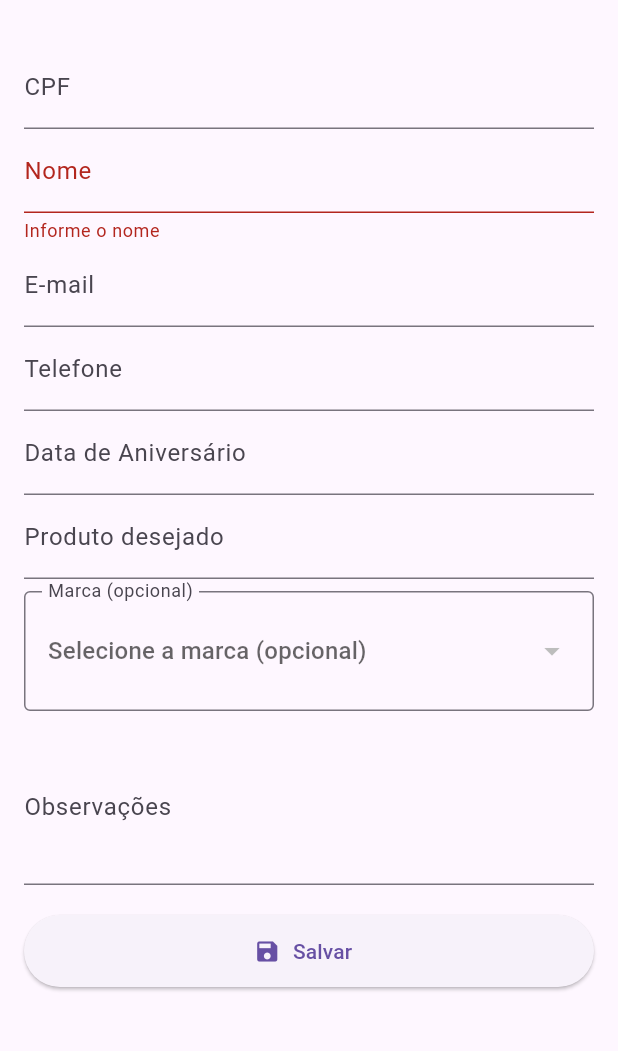
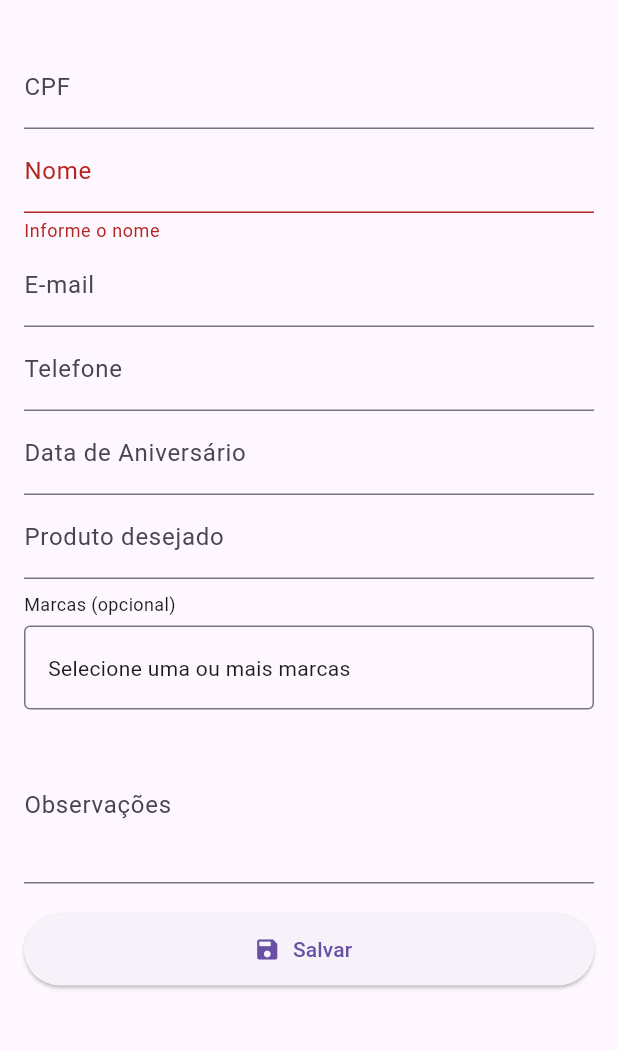
Before and after one commit to PJosquin/cadastro_clientes_final, a Flutter app: the CadastroPage screen opened directly, after a tap on "Salvar", on a phone screen of 412 x 824 dp, the part 63-1114 px from its top. Run offline on Flutter 3.47's test engine with Material 3 defaults, Android fonts, the light colour scheme and no system bars; our stand-ins replace cloud_firestore, firebase_core, flutter_masked_text2, font_awesome_flutter, mask_text_input_formatter; missing offline and left inert: mobile_scanner, qr_code_scanner; accounts and stored records are empty.

Commit message:
v8.1.1-estavel — multimarcas no editor, botão histórico restaurado, capitalização de nome corrigida

```diff
--- a/lib/cadastro_page.dart
+++ b/lib/cadastro_page.dart
@@ -24,9 +24,9 @@ class _CadastroPageState extends State<CadastroPage> {
   final produtoController = TextEditingController();
   final observacoesController = TextEditingController();
 
-  // Marca (dropdown opcional)
-  String? _marcaSelecionada;
+  // Marcas
   List<String> _todasMarcas = [];
+  List<String> _marcasSelecionadas = [];
 
   @override
   void initState() {
@@ -70,8 +70,8 @@ class _CadastroPageState extends State<CadastroPage> {
   }
 
   void _mostrarSheetWhatsapp({
-    required String telefoneBr, // ex: (21) 99999-0000
-    required String nome,       // nome do cliente
+    required String telefoneBr,
+    required String nome,
   }) {
     final telDigits = _somenteDigitos(telefoneBr);
     if (telDigits.isEmpty) {
@@ -80,7 +80,6 @@ class _CadastroPageState extends State<CadastroPage> {
       );
       return;
     }
-    // E.164 simples para BR: 55 + DDD + número
     final telefoneE164 = telDigits.length >= 10 ? '55$telDigits' : telDigits;
 
     final controllerMensagem = TextEditingController(
@@ -151,9 +150,7 @@ class _CadastroPageState extends State<CadastroPage> {
       setState(() {
         _todasMarcas = lista;
       });
-    } catch (_) {
-      // Se falhar, mantém lista vazia e segue sem travar a tela
-    }
+    } catch (_) {/* segue sem travar */}
   }
 
   Future<void> _salvarCliente() async {
@@ -161,15 +158,17 @@ class _CadastroPageState extends State<CadastroPage> {
 
     final cpf = cpfController.text.trim();
     final nomeCru = nomeController.text.trim();
-    final nome = _capitalizarNome(nomeCru); // capitaliza na gravação
-    nomeController.text = nome; // reflete na UI
+    final nome = _capitalizarNome(nomeCru);
+    nomeController.text = nome;
 
     final email = emailController.text.trim();
     final telefone = telefoneController.text.trim();
     final aniversario = aniversarioController.text.trim();
     final produto = produtoController.text.trim();
     final observacoes = observacoesController.text.trim();
-    final marca = (_marcaSelecionada ?? '').trim();
+
+    // Compat: 'marca' = primeira marca (ou vazio); 'marcas' = array completo
+    final marcaCompat = _marcasSelecionadas.isNotEmpty ? _marcasSelecionadas.first : '';
 
     try {
       await FirebaseFirestore.instance.collection('clientes').add({
@@ -179,7 +178,8 @@ class _CadastroPageState extends State<CadastroPage> {
         'telefone': telefone,
         'aniversario': aniversario,
         'produto': produto,
-        'marca': marca, // compat com telas antigas
+        'marca': marcaCompat,            // <= compat com telas antigas
+        'marcas': _marcasSelecionadas,   // <= novo campo multi
         'observacoes': observacoes,
         'dataCadastro': Timestamp.now(),
       });
@@ -192,13 +192,12 @@ class _CadastroPageState extends State<CadastroPage> {
         ),
       );
 
-      // 👉 Mostrar opção de WhatsApp ANTES de limpar os campos
       _mostrarSheetWhatsapp(
         telefoneBr: telefone,
         nome: nome,
       );
 
-      // Limpa tudo após acionar a folha de WhatsApp
+      // Limpar
       _formKey.currentState!.reset();
       cpfController.updateText('');
       telefoneController.updateText('');
@@ -208,7 +207,7 @@ class _CadastroPageState extends State<CadastroPage> {
       produtoController.clear();
       observacoesController.clear();
       setState(() {
-        _marcaSelecionada = null;
+        _marcasSelecionadas = [];
       });
     } catch (e) {
       if (!mounted) return;
@@ -216,6 +215,123 @@ class _CadastroPageState extends State<CadastroPage> {
         SnackBar(content: Text('Erro ao salvar: $e')),
       );
     }
+  }
+
+  // ---- UI multi-marcas (sem mexer no restante do layout) ----
+  void _abrirSeletorMarcas() {
+    final selecionadasTemp = Set<String>.from(_marcasSelecionadas);
+
+    showModalBottomSheet(
+      context: context,
+      showDragHandle: true,
+      isScrollControlled: true,
+      builder: (ctx) {
+        return SafeArea(
+          child: Padding(
+            padding: EdgeInsets.only(
+              left: 16, right: 16, top: 8,
+              bottom: 16 + MediaQuery.of(ctx).viewInsets.bottom,
+            ),
+            child: Column(
+              mainAxisSize: MainAxisSize.min,
+              children: [
+                const Text(
+                  'Selecione uma ou mais marcas',
+                  style: TextStyle(fontWeight: FontWeight.bold),
+                ),
+                const SizedBox(height: 8),
+                SizedBox(
+                  height: 320,
+                  child: _todasMarcas.isEmpty
+                      ? const Center(child: CircularProgressIndicator())
+                      : ListView.builder(
+                          itemCount: _todasMarcas.length,
+                          itemBuilder: (c, i) {
+                            final m = _todasMarcas[i];
+                            final marcado = selecionadasTemp.contains(m);
+                            return CheckboxListTile(
+                              value: marcado,
+                              title: Text(m),
+                              onChanged: (v) {
+                                if (v == true) {
+                                  selecionadasTemp.add(m);
+                                } else {
+                                  selecionadasTemp.remove(m);
+                                }
+                                // força rebuild do bottom-sheet
+                                (ctx as Element).markNeedsBuild();
+                              },
+                            );
+                          },
+                        ),
+                ),
+                const SizedBox(height: 8),
+                Row(
+                  children: [
+                    Expanded(
+                      child: OutlinedButton(
+                        onPressed: () => Navigator.pop(ctx),
+                        child: const Text('Cancelar'),
+                      ),
+                    ),
+                    const SizedBox(width: 12),
+                    Expanded(
+                      child: ElevatedButton(
+                        onPressed: () {
+                          setState(() {
+                            _marcasSelecionadas = selecionadasTemp.toList()..sort();
+                          });
+                          Navigator.pop(ctx);
+                        },
+                        child: const Text('Aplicar'),
+                      ),
+                    ),
+                  ],
+                ),
+              ],
+            ),
+          ),
+        );
+      },
+    );
+  }
+
+  Widget _campoMultiMarcas() {
+    final hasSel = _marcasSelecionadas.isNotEmpty;
+    return Column(
+      crossAxisAlignment: CrossAxisAlignment.start,
+      children: [
+        const Text('Marcas (opcional)', style: TextStyle(fontSize: 12)),
+        const SizedBox(height: 6),
+        InkWell(
+          onTap: _abrirSeletorMarcas,
+          child: InputDecorator(
+            isFocused: false,
+            decoration: const InputDecoration(
+              border: OutlineInputBorder(),
+              hintText: 'Selecione uma ou mais marcas',
+            ),
+            child: hasSel
+                ? Wrap(
+                    spacing: 6,
+                    runSpacing: -6,
+                    children: _marcasSelecionadas
+                        .map((m) => Chip(
+                              label: Text(m),
+                              materialTapTargetSize: MaterialTapTargetSize.shrinkWrap,
+                              onDeleted: () {
+                                setState(() {
+                                  _marcasSelecionadas.remove(m);
+                                });
+                              },
+                            ))
+                        .toList(),
+                  )
+                : const Text('Selecione uma ou mais marcas'),
+          ),
+        ),
+      ],
+    );
   }
 
   @override
@@ -276,27 +392,8 @@ class _CadastroPageState extends State<CadastroPage> {
 
               const SizedBox(height: 8),
 
-              // Marca (dropdown opcional, sem obrigatoriedade)
-              InputDecorator(
-                decoration: const InputDecoration(
-                  labelText: 'Marca (opcional)',
-                  border: OutlineInputBorder(),
-                ),
-                child: DropdownButtonHideUnderline(
-                  child: DropdownButton<String>(
-                    isExpanded: true,
-                    value: _marcaSelecionada,
-                    hint: const Text('Selecione a marca (opcional)'),
-                    items: _todasMarcas
-                        .map((m) => DropdownMenuItem<String>(
-                              value: m,
-                              child: Text(m),
-                            ))
-                        .toList(),
-                    onChanged: (v) => setState(() => _marcaSelecionada = v),
-                  ),
-                ),
-              ),
+              // >>> Multi-marcas (opcional) — substitui o dropdown, mantendo compat na gravação
+              _campoMultiMarcas(),
 
               const SizedBox(height: 12),
 
```
